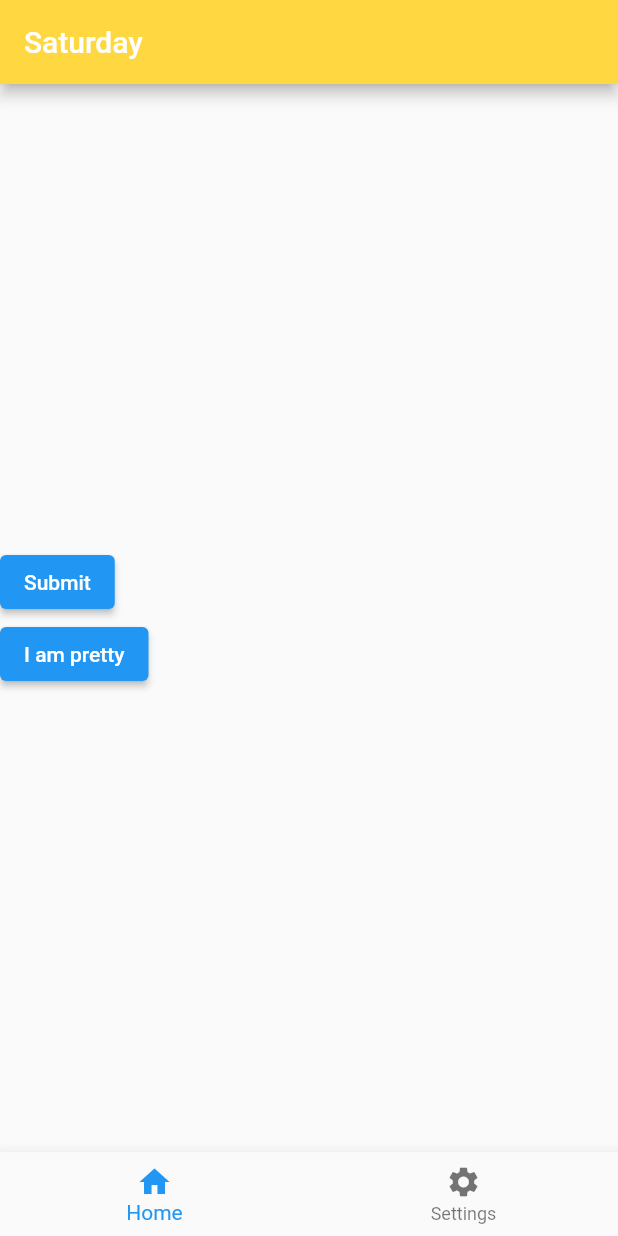
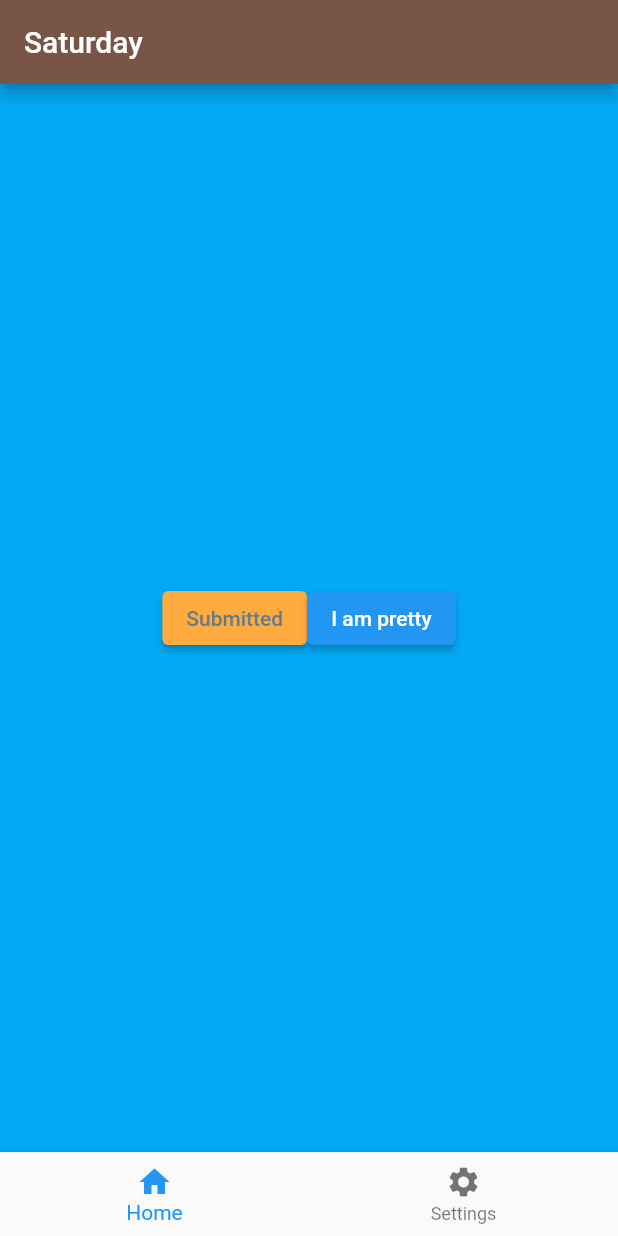
Before and after one commit to MurimiCaroline/learn_flutter_two, a Flutter app: the screen it shows after launch, after a tap on "I am pretty", on a phone screen of 412 x 824 dp. Run offline on Flutter 3.47's test engine with Material 2 defaults, Android fonts, the light colour scheme and no system bars.

Commit message:
day 1 of 30 days of flutter

```diff
--- a/lib/main.dart
+++ b/lib/main.dart
@@ -22,16 +22,22 @@ class _MyAppState extends State<MyApp> {
       home: Scaffold(
         appBar: AppBar(
       title: const Text('Saturday'),
-        backgroundColor: Colors.amberAccent,
+        backgroundColor: Colors.brown,
         ),
         body: Center(
-          child: SizedBox(
+          child: currentIndex == 0 ? Container(
             width: double.infinity,
-            child: Column(
+            height: double.infinity,
+            color: Colors.lightBlue,
+            child: Row(
               mainAxisAlignment: MainAxisAlignment.center,
-              crossAxisAlignment: CrossAxisAlignment.start,
+              crossAxisAlignment: CrossAxisAlignment.center,
               children: [
                 ElevatedButton(
+                  style: ElevatedButton.styleFrom(
+                    foregroundColor: Colors.blueGrey, //color of text
+                    backgroundColor: Colors.orangeAccent, // color of button
+                  ),
                   onPressed: () {
                     // ignore: avoid_print
                     print('I am awesome');
@@ -41,14 +47,18 @@ class _MyAppState extends State<MyApp> {
                   },
                   child: Text(buttonName),
                 ),
-                ElevatedButton(onPressed: (){
-
+                ElevatedButton(onPressed: () {
+                  // ignore: avoid_print
+                  print('I am awesome');
+                  setState(() {
+                    buttonName = 'Submitted';
+                  });
                 },
                     child: Text('I am pretty'),
                 )
               ],
             ),
-          ),
+          ) : Image.asset('images/download.jpg'),
         ),
         bottomNavigationBar: BottomNavigationBar(
           items:  const [
--- a/pubspec.yaml
+++ b/pubspec.yaml
@@ -59,8 +59,8 @@ flutter:
   uses-material-design: true
 
   # To add assets to your application, add an assets section, like this:
-  # assets:
-  #   - images/a_dot_burr.jpeg
+  assets:
+    - images/
   #   - images/a_dot_ham.jpeg
 
   # An image asset can refer to one or more resolution-specific "variants", see
```
Also changed, not shown: images/download.jpg (added).
